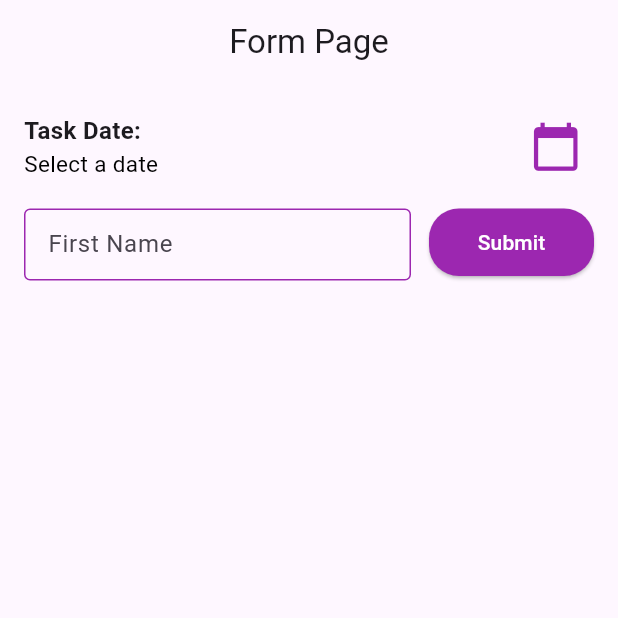
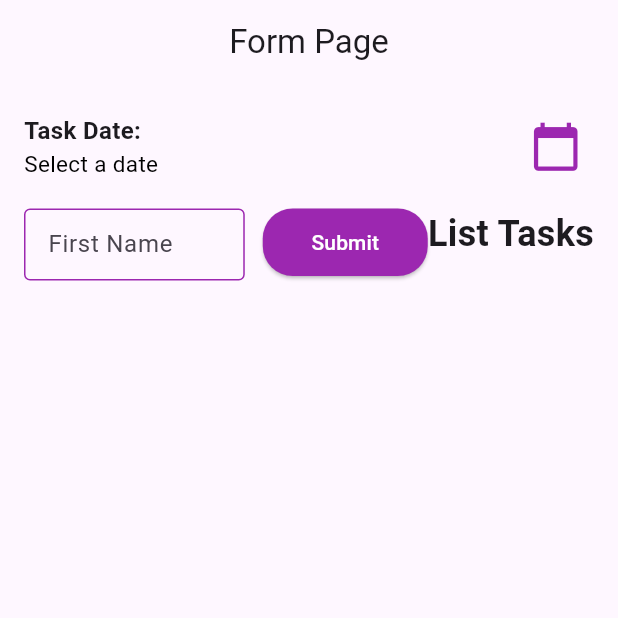
Before and after one commit to AbrarImamSatria/TodoApp_0042, a Flutter app: the screen it shows after launch, on a phone screen of 412 x 824 dp, the top half of it. Run offline on Flutter 3.47's test engine with Material 3 defaults, Android fonts, the phone set to English and light mode, and no system bars.

Commit message:
menambahkan text list task

```diff
--- a/lib/todoapp_page.dart
+++ b/lib/todoapp_page.dart
@@ -246,6 +246,13 @@ class _TodoAppPageState extends State<TodoAppPage> {
                       ),
                     ),
                   ),
+                  const SizedBox(height: 24),
+
+                  const Text(
+                    'List Tasks',
+                    style: TextStyle(fontSize: 24, fontWeight: FontWeight.bold),
+                  ),
+                  const SizedBox(height: 8),
                 ],
               ),
             ],
```
